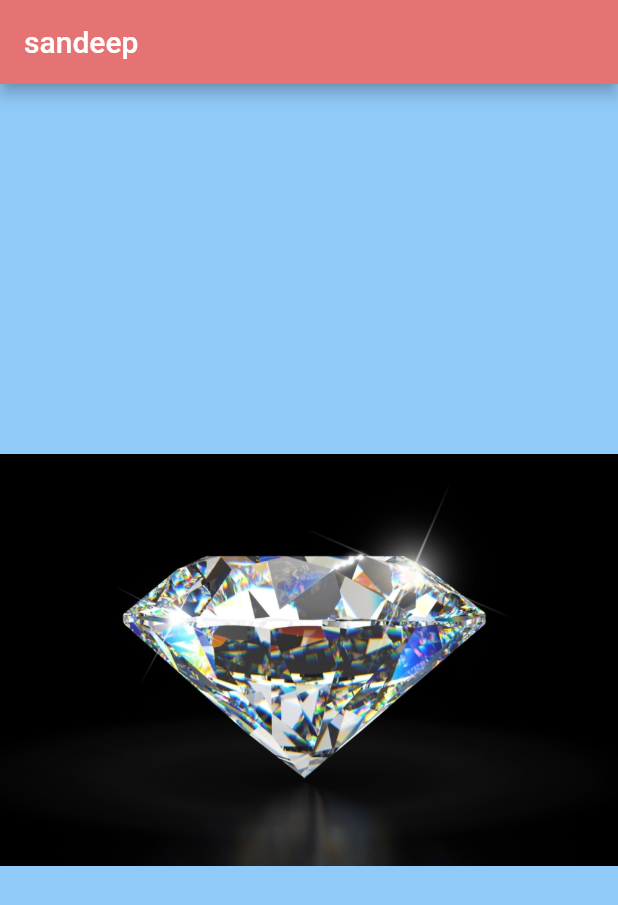
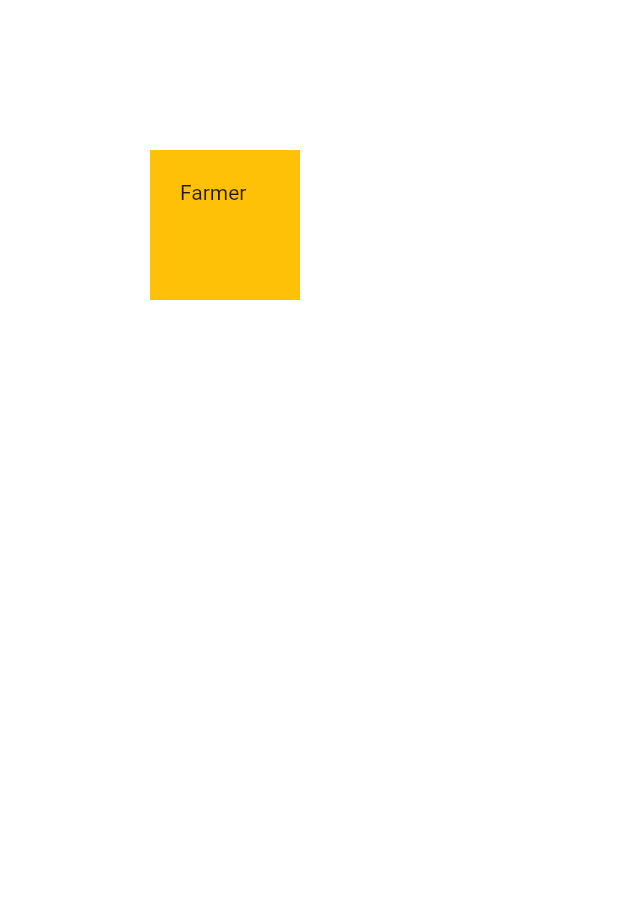
Before and after one commit to sandeep-kalasgonda/part-2, a Flutter app: the screen it shows after launch, on a phone screen of 412 x 824 dp. Shown: the top 905 px of the screen. Run offline on Flutter 3.47's test engine with Material 2 defaults, Android fonts, the phone set to English and light mode, and no system bars.

Commit message:
container properties

```diff
--- a/hello_world/lib/main.dart
+++ b/hello_world/lib/main.dart
@@ -1,18 +1,29 @@
 import 'package:flutter/material.dart';
 
 void main() {
-  runApp(
-    MaterialApp(
+  runApp(const MyApp());
+}
+
+class MyApp extends StatelessWidget {
+  const MyApp({super.key});
+
+  @override
+  Widget build(BuildContext context) {
+    return (MaterialApp(
       home: Scaffold(
-        backgroundColor: Colors.blue[200],
-        appBar: AppBar(
-          title: const Text("sandeep"),
-          backgroundColor: Colors.red[300],
-        ),
-        body: const Center(
-          child: Image(image: AssetImage('images/diamond.jpeg')),
+        backgroundColor: Colors.white,
+        body: SafeArea(
+          child: Container(
+            width: 100.0,
+            height: 100.0,
+            margin:
+                const EdgeInsets.symmetric(horizontal: 100.0, vertical: 100.0),
+            padding: const EdgeInsets.all(20.0),
+            color: Colors.amber,
+            child: const Text('Farmer'),
+          ),
         ),
       ),
-    ),
-  );
+    ));
+  }
 }
```
